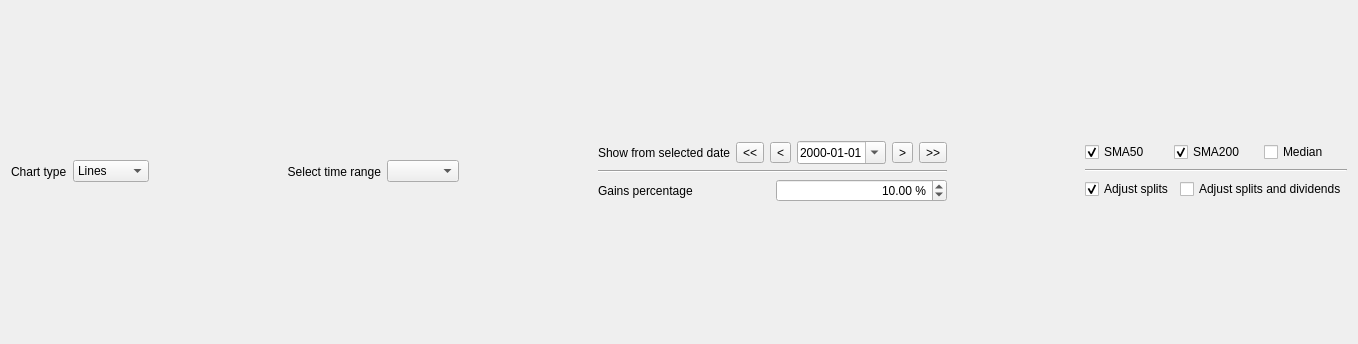
First picture: the form in xulpymoney/ui/wdgProductHistoricalChart.ui, repository turulomio/xulpymoney, before the edit.
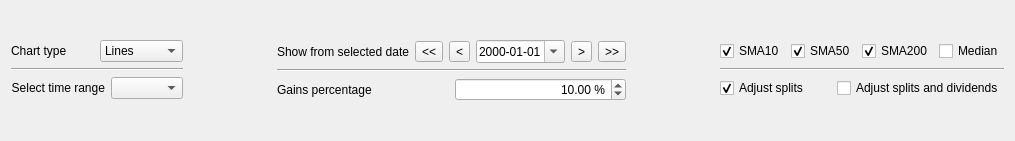
Second picture: the form after the edit. Icons and pictures are not drawn.

```diff
--- a/xulpymoney/ui/wdgProductHistoricalChart.ui
+++ b/xulpymoney/ui/wdgProductHistoricalChart.ui
@@ -6,16 +6,18 @@
    <rect>
     <x>0</x>
     <y>0</y>
-    <width>1358</width>
-    <height>344</height>
+    <width>1015</width>
+    <height>141</height>
    </rect>
   </property>
   <layout class="QHBoxLayout" name="horizontalLayout_8">
    <item>
-    <layout class="QVBoxLayout" name="verticalLayout_4">
+    <layout class="QVBoxLayout" name="verticalLayout_5">
      <item>
       <layout class="QHBoxLayout" name="horizontalLayout_6">
        <item>
+        <layout class="QVBoxLayout" name="verticalLayout_4">
+         <item>
         <layout class="QHBoxLayout" name="horizontalLayout_2">
          <item>
           <widget class="QLabel" name="label_2">
@@ -44,17 +46,11 @@
         </layout>
        </item>
        <item>
-        <spacer name="horizontalSpacer">
+          <widget class="Line" name="line_3">
          <property name="orientation">
           <enum>Qt::Horizontal</enum>
          </property>
-         <property name="sizeHint" stdset="0">
-          <size>
-           <width>40</width>
-           <height>20</height>
-          </size>
-         </property>
-        </spacer>
+          </widget>
        </item>
        <item>
         <layout class="QHBoxLayout" name="horizontalLayout_4">
@@ -73,6 +69,8 @@
          </item>
         </layout>
        </item>
+        </layout>
+       </item>
        <item>
         <spacer name="horizontalSpacer_3">
          <property name="orientation">
@@ -199,6 +197,16 @@
         <layout class="QVBoxLayout" name="verticalLayout_3">
          <item>
           <layout class="QHBoxLayout" name="horizontalLayout_3">
+           <item>
+            <widget class="QCheckBox" name="chkSMA10">
+             <property name="text">
+              <string>SMA10</string>
+             </property>
+             <property name="checked">
+              <bool>true</bool>
+             </property>
+            </widget>
+           </item>
            <item>
             <widget class="QCheckBox" name="chkSMA50">
              <property name="text">
```
Lines whose indentation alone changed are shown as unchanged.
